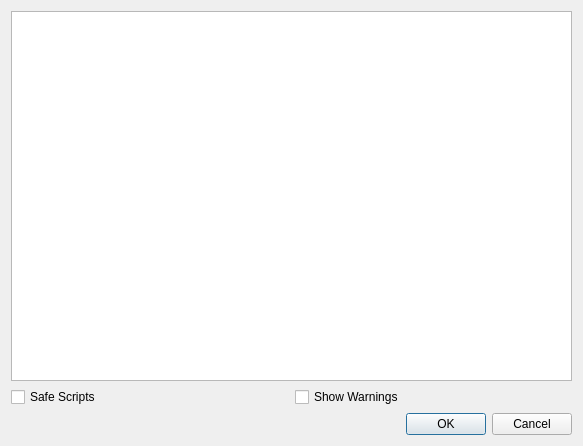
Above: src/ClientScripting/scriptwindow.ui from po-devs/pokemon-online before the change. Below: the same form after it.
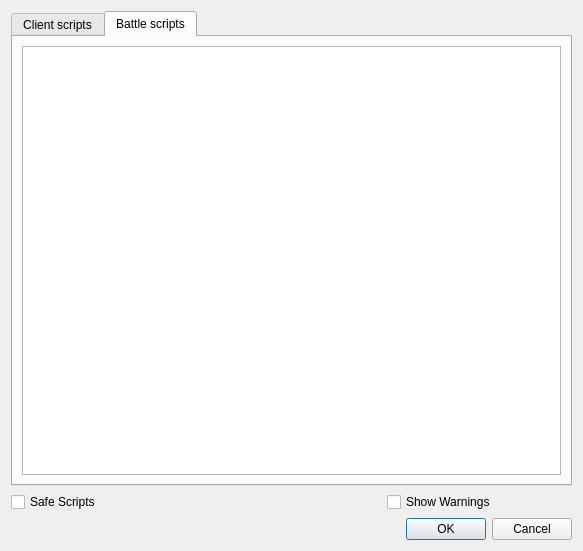
That is the form after the change. The open tabs and pages were chosen to show the change.

Commit message:
Added battle scripting (client-side)
Basically client scripts have the same access as the qml battle window
on the battle data - even more actually, since they also get events.

Will write a guide on scripting for battles. Sample script can be
found here: http://pastebin.com/D2m0Y1zx

That script doesn't use signal/slots at all, which are a completely
different way of doing things!

What changed in the file:
```diff
--- a/src/ClientScripting/scriptwindow.ui
+++ b/src/ClientScripting/scriptwindow.ui
@@ -7,30 +7,14 @@
     <x>0</x>
     <y>0</y>
     <width>583</width>
-    <height>446</height>
+    <height>551</height>
    </rect>
   </property>
   <property name="windowTitle">
    <string>Script Window</string>
   </property>
   <layout class="QGridLayout" name="gridLayout">
-   <item row="0" column="0" colspan="2">
-    <widget class="QPlainTextEdit" name="scripts">
-     <property name="styleSheet">
-      <string notr="true">font: 10pt &quot;Monospace&quot;;</string>
-     </property>
-     <property name="lineWrapMode">
-      <enum>QPlainTextEdit::NoWrap</enum>
-     </property>
-     <property name="plainText">
-      <string/>
-     </property>
-     <property name="tabStopWidth">
-      <number>25</number>
-     </property>
-    </widget>
-   </item>
-   <item row="1" column="0">
+   <item row="1" column="0" colspan="2">
     <widget class="QCheckBox" name="checkBox">
      <property name="text">
       <string>Safe Scripts</string>
@@ -40,14 +24,14 @@
      </property>
     </widget>
    </item>
-   <item row="1" column="1">
+   <item row="1" column="2">
     <widget class="QCheckBox" name="warn">
      <property name="text">
       <string>Show Warnings</string>
      </property>
     </widget>
    </item>
-   <item row="2" column="0" colspan="2">
+   <item row="2" column="0" colspan="3">
     <widget class="QDialogButtonBox" name="buttonBox">
      <property name="orientation">
       <enum>Qt::Horizontal</enum>
@@ -57,6 +41,59 @@
      </property>
     </widget>
    </item>
+   <item row="0" column="0" colspan="3">
+    <widget class="QTabWidget" name="tabWidget">
+     <property name="currentIndex">
+      <number>0</number>
+     </property>
+     <widget class="QWidget" name="tab">
+      <attribute name="title">
+       <string>Client scripts</string>
+      </attribute>
+      <layout class="QVBoxLayout" name="verticalLayout">
+       <item>
+        <widget class="QPlainTextEdit" name="scripts">
+         <property name="styleSheet">
+          <string notr="true">font: 10pt &quot;Monospace&quot;;</string>
+         </property>
+         <property name="lineWrapMode">
+          <enum>QPlainTextEdit::NoWrap</enum>
+         </property>
+         <property name="plainText">
+          <string/>
+         </property>
+         <property name="tabStopWidth">
+          <number>25</number>
+         </property>
+        </widget>
+       </item>
+      </layout>
+     </widget>
+     <widget class="QWidget" name="tab2">
+      <attribute name="title">
+       <string>Battle scripts</string>
+      </attribute>
+      <layout class="QVBoxLayout" name="verticalLayout_2">
+       <item>
+        <widget class="QPlainTextEdit" name="battlescripts">
+         <property name="styleSheet">
+          <string notr="true">font: 10pt &quot;Monospace&quot;;</string>
+         </property>
+         <property name="lineWrapMode">
+          <enum>QPlainTextEdit::NoWrap</enum>
+         </property>
+         <property name="plainText">
+          <string/>
+         </property>
+         <property name="tabStopWidth">
+          <number>25</number>
+         </property>
+        </widget>
+       </item>
+      </layout>
+     </widget>
+    </widget>
+   </item>
   </layout>
  </widget>
  <tabstops>
```
Left out of the diff: 1 changed line with no effect on the pictures. The commit also changes 21 other files.
